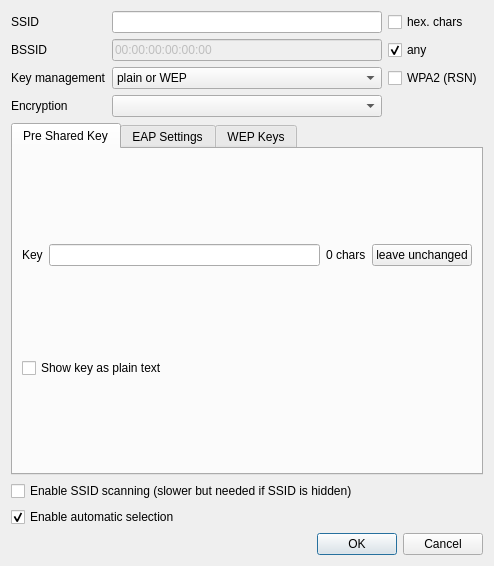
This is qnut/apconf.ui in dosnut/nut as Qt 5 draws it before an edit. The edited form follows.
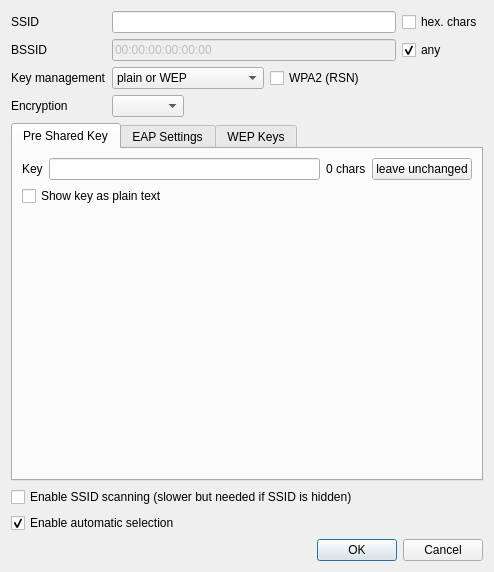
This is the edited form.

What changed in the file:
```diff
--- a/qnut/apconf.ui
+++ b/qnut/apconf.ui
@@ -7,14 +7,12 @@
     <x>0</x>
     <y>0</y>
     <width>494</width>
-    <height>566</height>
+    <height>572</height>
    </rect>
   </property>
   <property name="windowTitle" >
    <string>Configure Access Point</string>
   </property>
-  <layout class="QVBoxLayout" >
-   <item>
     <layout class="QGridLayout" >
      <item row="0" column="0" >
       <widget class="QLabel" name="ssidLabel" >
@@ -79,7 +77,9 @@
        </property>
       </widget>
      </item>
-     <item row="2" column="1" >
+   <item row="2" column="1" colspan="2" >
+    <layout class="QHBoxLayout" >
+     <item>
       <widget class="QComboBox" name="keyManagementCombo" >
        <item>
         <property name="text" >
@@ -103,13 +103,28 @@
        </item>
       </widget>
      </item>
-     <item row="2" column="2" >
+     <item>
       <widget class="QCheckBox" name="rsnCheck" >
        <property name="text" >
         <string>WPA2 (RSN)</string>
        </property>
       </widget>
      </item>
+     <item>
+      <spacer>
+       <property name="orientation" >
+        <enum>Qt::Horizontal</enum>
+       </property>
+       <property name="sizeHint" >
+        <size>
+         <width>40</width>
+         <height>20</height>
+        </size>
+       </property>
+      </spacer>
+     </item>
+    </layout>
+   </item>
      <item row="3" column="0" >
       <widget class="QLabel" name="encLabel" >
        <property name="text" >
@@ -120,12 +135,27 @@
        </property>
       </widget>
      </item>
-     <item row="3" column="1" >
+   <item row="3" column="1" colspan="2" >
+    <layout class="QHBoxLayout" >
+     <item>
       <widget class="QComboBox" name="encCombo" />
      </item>
-    </layout>
-   </item>
    <item>
+      <spacer>
+       <property name="orientation" >
+        <enum>Qt::Horizontal</enum>
+       </property>
+       <property name="sizeHint" >
+        <size>
+         <width>40</width>
+         <height>20</height>
+        </size>
+       </property>
+      </spacer>
+     </item>
+    </layout>
+   </item>
+   <item row="4" column="0" colspan="3" >
     <widget class="QTabWidget" name="confTabs" >
      <property name="currentIndex" >
       <number>0</number>
@@ -183,6 +213,19 @@
          </property>
         </widget>
        </item>
+       <item>
+        <spacer>
+         <property name="orientation" >
+          <enum>Qt::Vertical</enum>
+         </property>
+         <property name="sizeHint" >
+          <size>
+           <width>20</width>
+           <height>40</height>
+          </size>
+         </property>
+        </spacer>
+       </item>
       </layout>
      </widget>
      <widget class="QWidget" name="eapTab" >
@@ -463,14 +506,14 @@
      </widget>
     </widget>
    </item>
-   <item>
+   <item row="5" column="0" colspan="3" >
     <widget class="QCheckBox" name="scanCheck" >
      <property name="text" >
       <string>Enable SSID scanning (slower but needed if SSID is hidden)</string>
      </property>
     </widget>
    </item>
-   <item>
+   <item row="6" column="0" colspan="3" >
     <widget class="QCheckBox" name="autoEnableCheck" >
      <property name="text" >
       <string>Enable automatic selection</string>
@@ -480,7 +523,7 @@
      </property>
     </widget>
    </item>
-   <item>
+   <item row="7" column="0" colspan="3" >
     <widget class="QDialogButtonBox" name="buttonBox" >
      <property name="orientation" >
       <enum>Qt::Horizontal</enum>
```
Left out of the diff: 21 changed lines with no effect on the pictures. Lines whose indentation alone changed are shown as unchanged.
